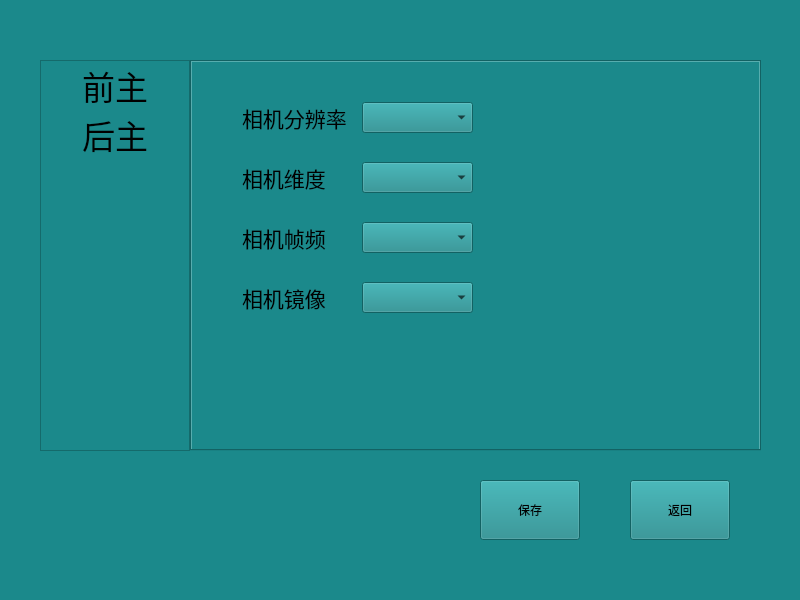
Before: the Qt Designer form ColorSelect/page06_1.ui in ChihiroFairy/MyCode, drawn with Qt 5.
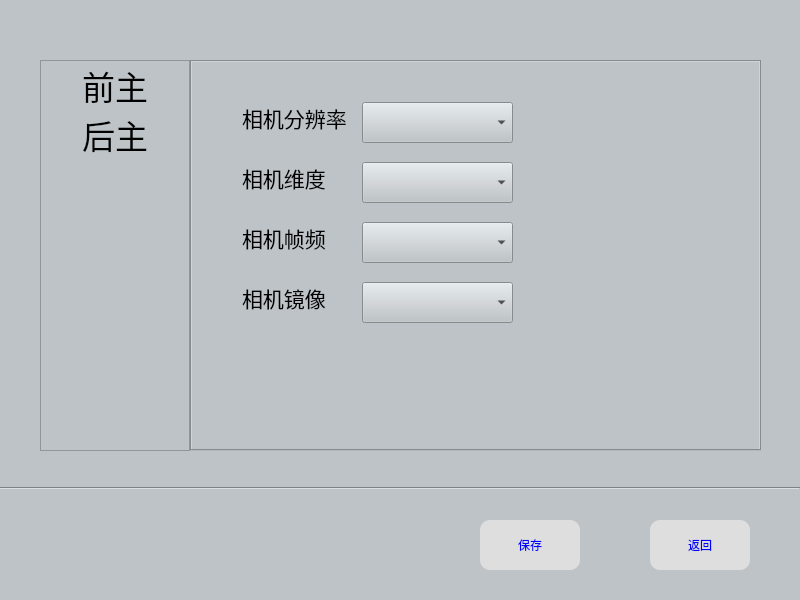
After: the same form once the commit is applied. The open tabs and pages were chosen to show the change. Icons and pictures are not drawn.

```diff
--- a/ColorSelect/page06_1.ui
+++ b/ColorSelect/page06_1.ui
@@ -10,28 +10,33 @@
     <height>600</height>
    </rect>
   </property>
+  <property name="minimumSize">
+   <size>
+    <width>800</width>
+    <height>600</height>
+   </size>
+  </property>
   <property name="windowTitle">
    <string>Form</string>
   </property>
   <property name="styleSheet">
-   <string notr="true">QMainWindow,QWidget{background-color:#1b898b}
+   <string notr="true">QMainWindow,QWidget{background-color:#bdc3c7;}
 </string>
   </property>
   <widget class="QPushButton" name="saveButton">
    <property name="geometry">
     <rect>
      <x>480</x>
-     <y>480</y>
+     <y>520</y>
      <width>100</width>
-     <height>60</height>
+     <height>50</height>
     </rect>
    </property>
    <property name="styleSheet">
     <string notr="true">QPushButton{
-	border-image: url(:/new/icon/icon/rectangle.png);
-}
-QPushButton::pressed{
-border-image: url(:/new/icon/icon/按钮.png);
+border-radius:10px;
+background:#dedede;
+color:blue;
 }</string>
    </property>
    <property name="text">
@@ -41,18 +46,17 @@
   <widget class="QPushButton" name="exitButton">
    <property name="geometry">
     <rect>
-     <x>630</x>
-     <y>480</y>
+     <x>650</x>
+     <y>520</y>
      <width>100</width>
-     <height>60</height>
+     <height>50</height>
     </rect>
    </property>
    <property name="styleSheet">
     <string notr="true">QPushButton{
-	border-image: url(:/new/icon/icon/rectangle.png);
-}
-QPushButton::pressed{
-border-image: url(:/new/icon/icon/按钮.png);
+border-radius:10px;
+background:#dedede;
+color:blue;
 }</string>
    </property>
    <property name="text">
@@ -234,8 +238,8 @@
          <rect>
           <x>170</x>
           <y>40</y>
-          <width>111</width>
-          <height>31</height>
+          <width>151</width>
+          <height>41</height>
          </rect>
         </property>
        </widget>
@@ -257,8 +261,8 @@
          <rect>
           <x>170</x>
           <y>100</y>
-          <width>111</width>
-          <height>31</height>
+          <width>151</width>
+          <height>41</height>
          </rect>
         </property>
        </widget>
@@ -280,8 +284,8 @@
          <rect>
           <x>170</x>
           <y>160</y>
-          <width>111</width>
-          <height>31</height>
+          <width>151</width>
+          <height>41</height>
          </rect>
         </property>
        </widget>
@@ -303,8 +307,8 @@
          <rect>
           <x>170</x>
           <y>220</y>
-          <width>111</width>
-          <height>31</height>
+          <width>151</width>
+          <height>41</height>
          </rect>
         </property>
        </widget>
@@ -326,6 +330,19 @@
     </item>
    </layout>
   </widget>
+  <widget class="Line" name="line">
+   <property name="geometry">
+    <rect>
+     <x>0</x>
+     <y>480</y>
+     <width>800</width>
+     <height>16</height>
+    </rect>
+   </property>
+   <property name="orientation">
+    <enum>Qt::Horizontal</enum>
+   </property>
+  </widget>
  </widget>
  <resources/>
  <connections/>
```
Left out of the diff: 18 changed lines with no effect on the pictures.
